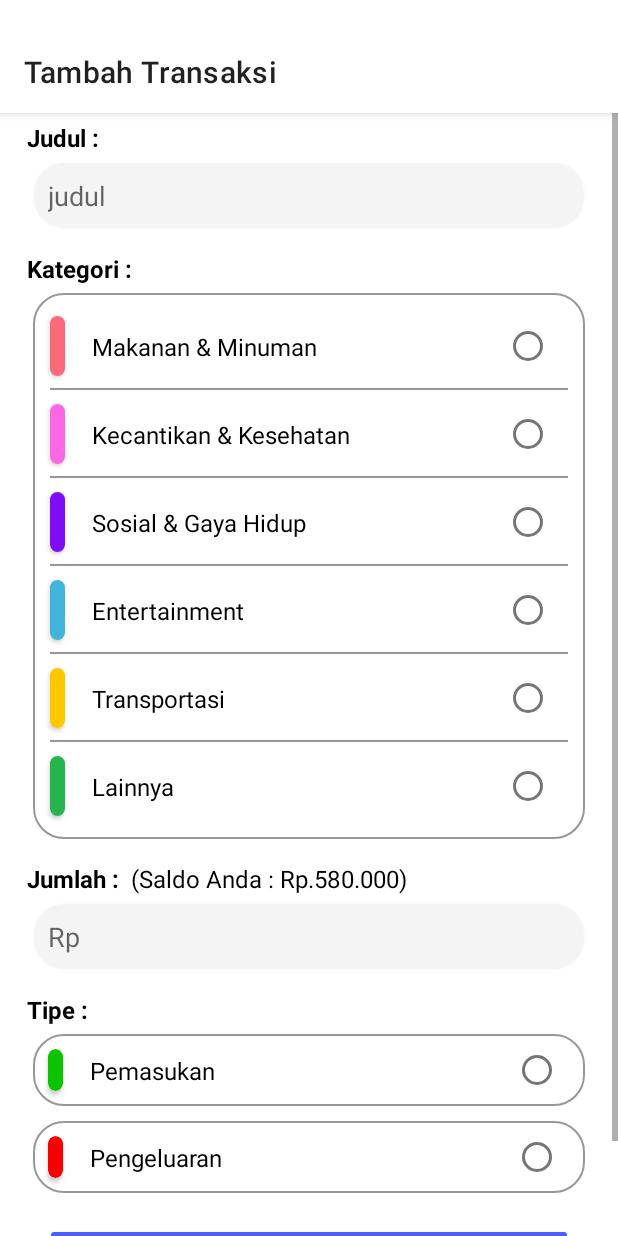
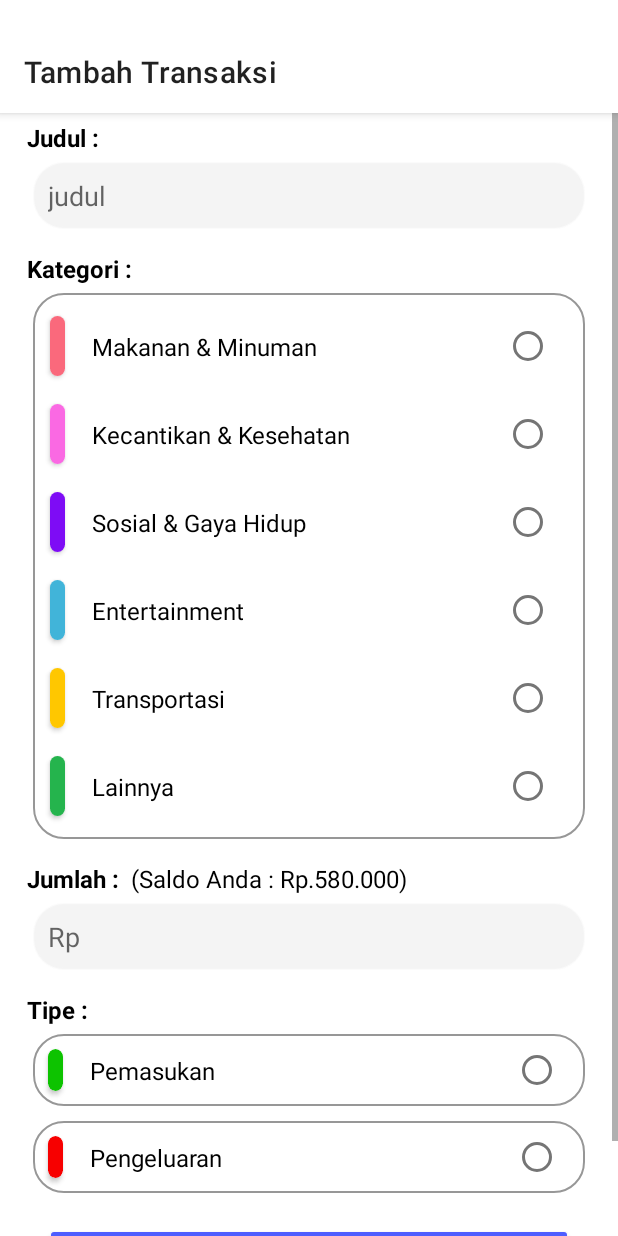
Before and after one commit to ahmadfma/Money-Management-Android-Application, an Android app: the fragment AddFragment placed in its activity, on a phone screen of 412 x 824 dp. Run offline under Robolectric (Android 15) with nearby library versions, the phone set to English and light mode, and no system bars.

Commit message:
Fix radio button on AddFragment

```diff
--- a/app/src/main/java/com/example/moneymanagement/UI/AddFragment/AddFragment.kt
+++ b/app/src/main/java/com/example/moneymanagement/UI/AddFragment/AddFragment.kt
@@ -34,6 +34,14 @@ class AddFragment : Fragment() {
         rvkategori.setHasFixedSize(true)
         rvkategori.layoutManager = LinearLayoutManager(context)
         rvkategori.adapter = KategoriAdapter(listKategori, listColorKategori)
+        tipe_pemasukan.setOnClickListener {
+            btn_pemasukan.isChecked = true
+            btn_pengeluaran.isChecked = false
+        }
+        tipe_pengeluaran.setOnClickListener {
+            btn_pengeluaran.isChecked = true
+            btn_pemasukan.isChecked = false
+        }
     }
 
     companion object {
--- a/app/src/main/java/com/example/moneymanagement/UI/AddFragment/KategoriAdapter.kt
+++ b/app/src/main/java/com/example/moneymanagement/UI/AddFragment/KategoriAdapter.kt
@@ -10,19 +10,28 @@ import kotlinx.android.synthetic.main.item_kategori.view.*
 
 class KategoriAdapter(private val listKategori: ArrayList<String>, private val listColor: ArrayList<Int>): RecyclerView.Adapter<KategoriAdapter.Holder>() {
 
-    private var selected_radio_btn: Int? = null
+    private var selected_radio_btn = -1
 
     inner class Holder(itemview: View): RecyclerView.ViewHolder(itemview) {
         fun bind(kategori: String, color: Int, position: Int) {
             with(itemView) {
                 line_color.setImageResource(color)
                 text.text = kategori
-                if(position == listKategori.size-1) {
-                    underline.visibility = View.GONE
+
+                if(selected_radio_btn == -1) {
+                    radio_btn.isChecked = false
+                } else {
+                    radio_btn.isChecked = selected_radio_btn == position
                 }
-                radio_btn.setOnCheckedChangeListener { buttonView, isChecked ->
-                    Log.d("KategoriAdapter", "isChecked : $isChecked")
+
+                itemView.setOnClickListener {
+                    radio_btn.isChecked = true
+                    if(selected_radio_btn != position) {
+                        notifyDataSetChanged()
+                        selected_radio_btn = position
+                    }
                 }
+
             }
         }
     }
--- a/app/src/main/res/layout/fragment_add.xml
+++ b/app/src/main/res/layout/fragment_add.xml
@@ -159,8 +159,10 @@
                         app:layout_constraintTop_toTopOf="parent" />
 
                     <RadioButton
+                        android:id="@+id/btn_pemasukan"
                         android:layout_width="wrap_content"
                         android:layout_height="wrap_content"
+                        android:clickable="false"
                         app:layout_constraintBottom_toBottomOf="parent"
                         app:layout_constraintEnd_toEndOf="parent"
                         app:layout_constraintTop_toTopOf="parent" />
@@ -197,13 +199,16 @@
                         app:layout_constraintTop_toTopOf="parent" />
 
                     <RadioButton
+                        android:id="@+id/btn_pengeluaran"
                         android:layout_width="wrap_content"
                         android:layout_height="wrap_content"
+                        android:clickable="false"
                         app:layout_constraintBottom_toBottomOf="parent"
                         app:layout_constraintEnd_toEndOf="parent"
                         app:layout_constraintTop_toTopOf="parent" />
 
                 </androidx.constraintlayout.widget.ConstraintLayout>
+
 
             <androidx.appcompat.widget.AppCompatButton
                 android:layout_width="match_parent"
@@ -217,6 +222,8 @@
                 android:layout_marginBottom="30dp"
                 android:backgroundTint="@color/primary2"
                 android:textColor="@color/white"/>
+
+
         </LinearLayout>
 
     </ScrollView>
--- a/app/src/main/res/layout/item_kategori.xml
+++ b/app/src/main/res/layout/item_kategori.xml
@@ -38,19 +38,9 @@
         android:id="@+id/radio_btn"
         android:layout_width="wrap_content"
         android:layout_height="wrap_content"
+        android:clickable="false"
         app:layout_constraintBottom_toBottomOf="parent"
         app:layout_constraintEnd_toEndOf="parent"
         app:layout_constraintTop_toTopOf="parent" />
 
-    <RelativeLayout
-        android:id="@+id/underline"
-        android:layout_width="0dp"
-        android:layout_height="1dp"
-        android:background="#68000000"
-        app:layout_constraintBottom_toBottomOf="parent"
-        app:layout_constraintEnd_toEndOf="parent"
-        app:layout_constraintStart_toStartOf="parent"
-        android:layout_marginStart="5dp"
-        android:layout_marginEnd="5dp"/>
-
 </androidx.constraintlayout.widget.ConstraintLayout>
```
Lines whose indentation alone changed are shown as unchanged.
